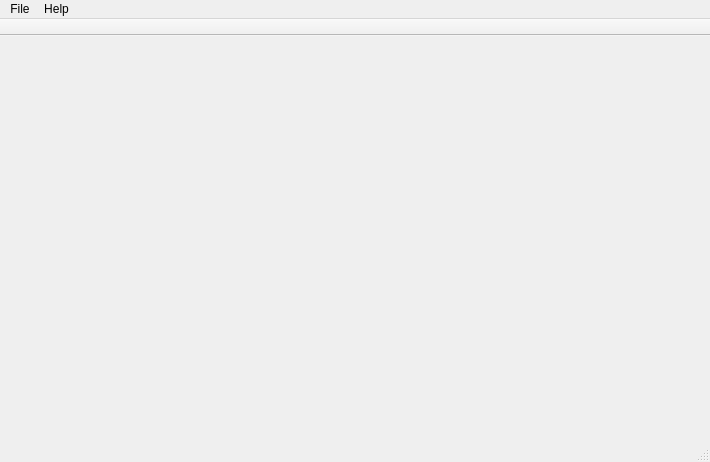
Above: lib/gui/lib/MainWindow/MainWindow.ui from F8LEFT/ART before the change. Below: the same form after it.
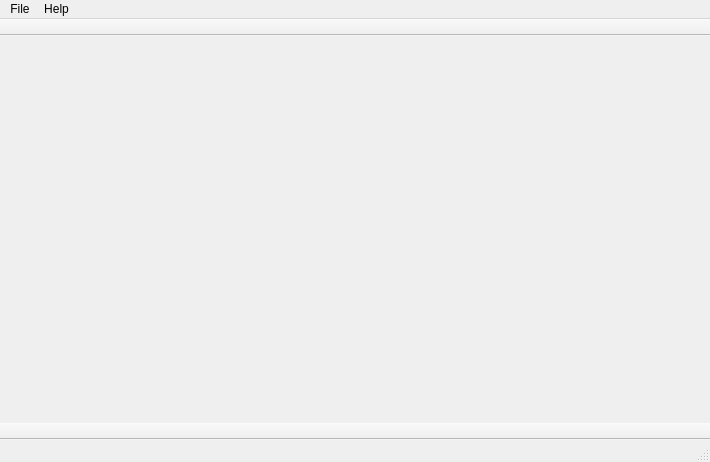
That is the form after the change.

```diff
--- a/lib/gui/lib/MainWindow/MainWindow.ui
+++ b/lib/gui/lib/MainWindow/MainWindow.ui
@@ -69,7 +69,7 @@
     <set>Qt::BottomToolBarArea</set>
    </property>
    <attribute name="toolBarArea">
-    <enum>TopToolBarArea</enum>
+    <enum>BottomToolBarArea</enum>
    </attribute>
    <attribute name="toolBarBreak">
     <bool>false</bool>
```
